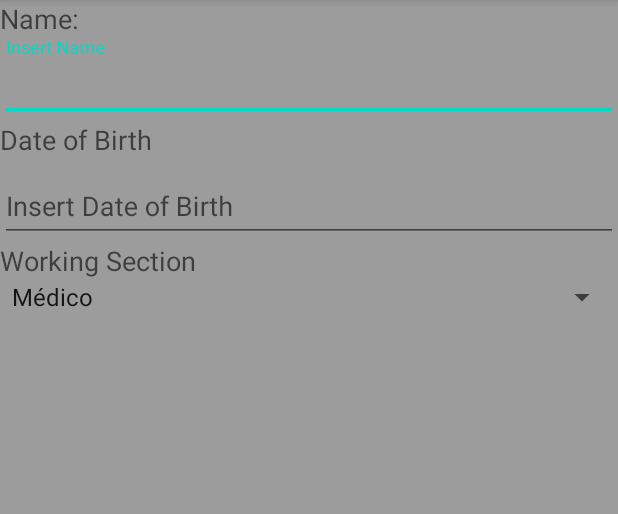
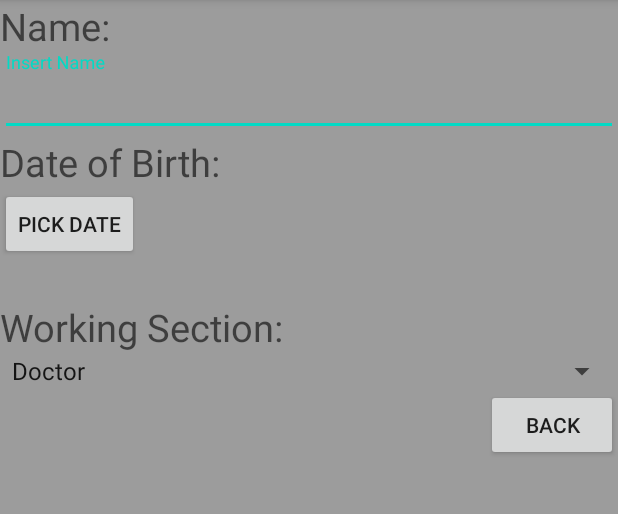
Before and after one commit to DanielSiob/Gestao_Infetados, an Android app: the Add_Professional_Data screen opened directly, with no data from a screen before it, on a phone screen of 412 x 824 dp, the part 84-598 px from its top. Run offline under Robolectric (Android 15) with nearby library versions, the phone set to English and light mode, and no system bars.

Commit message:
Introdução de novo Spinner, botões de Pick Date" e botões "Back"

```diff
--- a/app/src/main/java/com/example/gestaoinfetados/Add_Professional_Data.java
+++ b/app/src/main/java/com/example/gestaoinfetados/Add_Professional_Data.java
@@ -2,21 +2,57 @@ package com.example.gestaoinfetados;
 
 import androidx.appcompat.app.AppCompatActivity;
 
+import android.app.DatePickerDialog;
 import android.os.Bundle;
 import android.view.View;
 import android.widget.AdapterView;
 import android.widget.ArrayAdapter;
+import android.widget.Button;
+import android.widget.DatePicker;
 import android.widget.Spinner;
+import android.widget.TextView;
 import android.widget.Toast;
 
+import java.util.Calendar;
+
 public class Add_Professional_Data extends AppCompatActivity  implements AdapterView.OnItemSelectedListener {
+
+    TextView mTVN;
+    Button mBtnN;
+
+    Calendar c;
+    DatePickerDialog dpd;
 
     @Override
     protected void onCreate(Bundle savedInstanceState) {
         super.onCreate(savedInstanceState);
         setContentView(R.layout.activity_add__professional__data);
 
+        mTVN = (TextView)findViewById(R.id.TextViewPickDateOfBirthProf);
+        mBtnN = (Button)findViewById(R.id.btnPickDateOfBirthProf);
 
+
+        //ESCOLHER DATA DE NASCIMENTO DOS PROFISSIONAIS
+        mBtnN.setOnClickListener(new View.OnClickListener() {
+            @Override
+            public void onClick(View v) {
+                c = Calendar.getInstance();
+                int dia = c.get(Calendar.DAY_OF_MONTH);
+                int mes = c.get(Calendar.MONTH);
+                int ano = c.get(Calendar.YEAR);
+
+                dpd = new DatePickerDialog(Add_Professional_Data.this, new DatePickerDialog.OnDateSetListener() {
+                    @Override
+                    public void onDateSet(DatePicker view, int year, int month, int dayOfMonth) {
+                        mTVN.setText(dayOfMonth + "/" + (month+1) + "/" + year);
+                    }
+                }, dia, mes, ano);
+                dpd.show();
+            }
+        });
+
+
+        //SPINNER DA SECÇÃO DOS TRABALHOS DOS PROFISSIONAIS
         Spinner spinner = findViewById(R.id.spinner1);
         ArrayAdapter<CharSequence> adapter = ArrayAdapter.createFromResource(this, R.array.seccao, android.R.layout.simple_spinner_item);
         adapter.setDropDownViewResource(android.R.layout.simple_spinner_dropdown_item);
--- a/app/src/main/res/layout/activity_add__professional__data.xml
+++ b/app/src/main/res/layout/activity_add__professional__data.xml
@@ -12,6 +12,7 @@
         android:id="@+id/textViewNameProfessional"
         android:layout_width="match_parent"
         android:layout_height="wrap_content"
+        android:textSize="25dp"
         android:text="Name:"
         android:textAppearance="@style/TextAppearance.AppCompat.Medium" />
 
@@ -29,24 +30,30 @@
         android:id="@+id/textViewDateOfBirthProfessional"
         android:layout_width="match_parent"
         android:layout_height="wrap_content"
-        android:text="Date of Birth"
+        android:textSize="25dp"
+        android:text="Date of Birth:"
         android:textAppearance="@style/TextAppearance.AppCompat.Medium" />
 
-    <com.google.android.material.textfield.TextInputLayout
-        android:layout_width="match_parent"
-        android:layout_height="wrap_content">
+    <Button
+        android:id="@+id/btnPickDateOfBirthProf"
+        android:layout_width="wrap_content"
+        android:layout_height="wrap_content"
+        android:text="Pick Date"/>
 
-        <com.google.android.material.textfield.TextInputEditText
-            android:layout_width="match_parent"
-            android:layout_height="wrap_content"
-            android:hint="Insert Date of Birth" />
-    </com.google.android.material.textfield.TextInputLayout>
+    <TextView
+        android:id="@+id/TextViewPickDateOfBirthProf"
+        android:layout_width="wrap_content"
+        android:layout_height="wrap_content"
+        android:textSize="20dp"
+        android:text=""/>
+
 
     <TextView
         android:id="@+id/textViewWorkingSectionProfessional"
         android:layout_width="match_parent"
         android:layout_height="wrap_content"
-        android:text="Working Section"
+        android:textSize="25dp"
+        android:text="Working Section:"
         android:textAppearance="@style/TextAppearance.AppCompat.Medium" />
 
     <Spinner
@@ -54,4 +61,11 @@
         android:layout_width="match_parent"
         android:layout_height="wrap_content"></Spinner>
 
+    <Button
+        android:id="@+id/btnSaiAddProfData"
+        android:layout_width="wrap_content"
+        android:layout_height="wrap_content"
+        android:layout_gravity="right"
+        android:text="Back"/>
+
 </LinearLayout>
--- a/app/src/main/res/values/strings.xml
+++ b/app/src/main/res/values/strings.xml
@@ -2,8 +2,15 @@
     <string name="app_name">Gestao Infetados</string>
 
     <string-array name="seccao">
-        <item>Médico</item>
-        <item>Enfermeiro</item>
-        <item>Técnico de Diagnóstico e Terapeutica</item>
+        <item>Doctor</item>
+        <item>Nurse</item>
+        <item>Diagnostic and Therapeutic Technician</item>
+    </string-array>
+
+    <string-array name="sintomas">
+        <item>Cough</item>
+        <item>Shortness of Breathe</item>
+        <item>Headache</item>
+        <item>Fever</item>
     </string-array>
 </resources>
```
Also changed, not shown: app/src/main/java/com/example/gestaoinfetados/Edit_Patient_Info.java (+75 -1 lines), app/src/main/res/layout/activity_add__patient__data.xml (+11 -1 lines), app/src/main/res/layout/activity_edit__patient__info.xml (+18 -4 lines).
